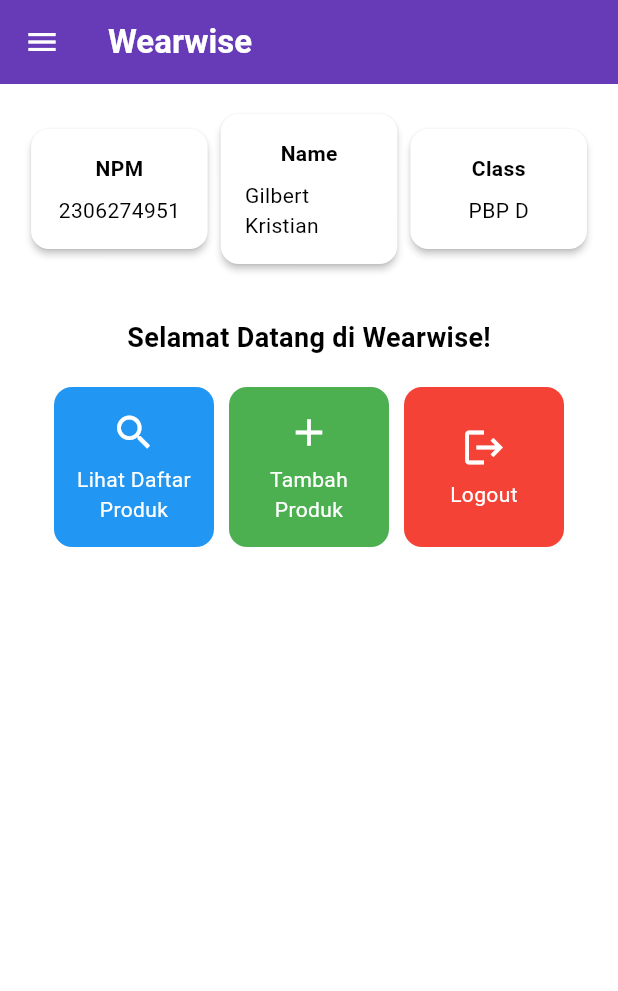
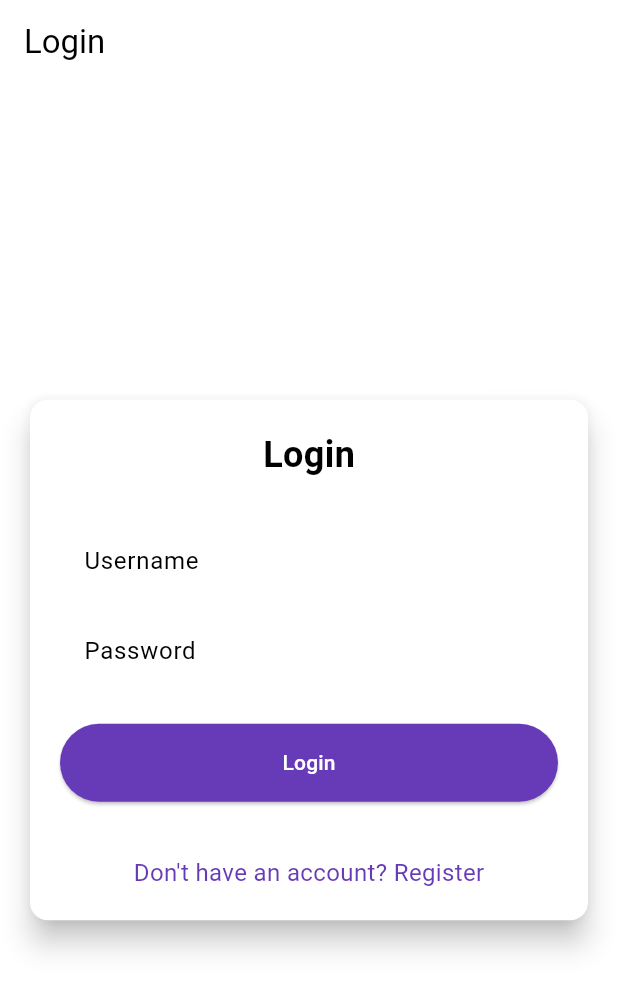
Before and after one commit to gilbertkristiaan/wearwise-mobile, a Flutter app: the screen it shows after launch, on a phone screen of 412 x 824 dp. Shown: the top 991 px of the screen. Run offline on Flutter 3.47's test engine with Material 3 defaults, Android fonts, the phone set to English and light mode, and no system bars; missing offline and left inert: pbp_django_auth.

Commit message:
tugas 9 selesai

```diff
--- a/lib/main.dart
+++ b/lib/main.dart
@@ -1,5 +1,7 @@
 import 'package:flutter/material.dart';
-import 'package:wearwise_mobile/screens/menu.dart';
+import 'package:wearwise_mobile/screens/login.dart';
+import 'package:pbp_django_auth/pbp_django_auth.dart';
+import 'package:provider/provider.dart';
 
 
 void main() {
@@ -9,16 +11,23 @@
 class MyApp extends StatelessWidget {
   const MyApp({super.key});
 
-  // This widget is the root of your application.
   @override
   Widget build(BuildContext context) {
-    return MaterialApp(
-      title: 'Wearwise Mobile',
-      theme: ThemeData(
-        colorScheme: ColorScheme.fromSwatch( primarySwatch: Colors.deepPurple, ).copyWith(secondary: Colors.deepPurple[400]),
-        useMaterial3: true,
+    return Provider(
+      create: (_) {
+        CookieRequest request = CookieRequest();
+        return request;
+      },
+      child: MaterialApp(
+        title: 'Wearwise',
+        theme: ThemeData(
+          useMaterial3: true,
+          colorScheme: ColorScheme.fromSwatch(
+            primarySwatch: Colors.deepPurple,
+          ).copyWith(secondary: Colors.deepPurple[400]),
+        ),
+        home: const LoginPage()
       ),
-      home: MyHomePage(),
     );
   }
 }
--- /dev/null
+++ b/lib/screens/login.dart
@@ -0,0 +1,181 @@
+import 'package:wearwise_mobile/screens/menu.dart';
+import 'package:flutter/material.dart';
+import 'package:pbp_django_auth/pbp_django_auth.dart';
+import 'package:provider/provider.dart';
+import 'package:wearwise_mobile/screens/register.dart';
+
+void main() {
+  runApp(const LoginApp());
+}
+
+class LoginApp extends StatelessWidget {
+  const LoginApp({super.key});
+
+  @override
+  Widget build(BuildContext context) {
+    return MaterialApp(
+      title: 'Login',
+      theme: ThemeData(
+        useMaterial3: true,
+        colorScheme: ColorScheme.fromSwatch(
+          primarySwatch: Colors.deepPurple,
+        ).copyWith(secondary: Colors.deepPurple[400]),
+      ),
+      home: const LoginPage(),
+    );
+  }
+}
+
+class LoginPage extends StatefulWidget {
+  const LoginPage({super.key});
+
+  @override
+  State<LoginPage> createState() => _LoginPageState();
+}
+
+class _LoginPageState extends State<LoginPage> {
+  final TextEditingController _usernameController = TextEditingController();
+  final TextEditingController _passwordController = TextEditingController();
+
+  @override
+  Widget build(BuildContext context) {
+    final request = context.watch<CookieRequest>();
+
+    return Scaffold(
+      appBar: AppBar(
+        title: const Text('Login'),
+      ),
+      body: Center(
+        child: SingleChildScrollView(
+          padding: const EdgeInsets.all(16.0),
+          child: Card(
+            elevation: 8,
+            shape: RoundedRectangleBorder(
+              borderRadius: BorderRadius.circular(12.0),
+            ),
+            child: Padding(
+              padding: const EdgeInsets.all(20.0),
+              child: Column(
+                mainAxisSize: MainAxisSize.min,
+                children: [
+                  const Text(
+                    'Login',
+                    style: TextStyle(
+                      fontSize: 24.0,
+                      fontWeight: FontWeight.bold,
+                    ),
+                  ),
+                  const SizedBox(height: 30.0),
+                  TextField(
+                    controller: _usernameController,
+                    decoration: const InputDecoration(
+                      labelText: 'Username',
+                      hintText: 'Enter your username',
+                      border: OutlineInputBorder(
+                        borderRadius: BorderRadius.all(Radius.circular(12.0)),
+                      ),
+                      contentPadding:
+                          EdgeInsets.symmetric(horizontal: 12.0, vertical: 8.0),
+                    ),
+                  ),
+                  const SizedBox(height: 12.0),
+                  TextField(
+                    controller: _passwordController,
+                    decoration: const InputDecoration(
+                      labelText: 'Password',
+                      hintText: 'Enter your password',
+                      border: OutlineInputBorder(
+                        borderRadius: BorderRadius.all(Radius.circular(12.0)),
+                      ),
+                      contentPadding:
+                          EdgeInsets.symmetric(horizontal: 12.0, vertical: 8.0),
+                    ),
+                    obscureText: true,
+                  ),
+                  const SizedBox(height: 24.0),
+                  ElevatedButton(
+                    onPressed: () async {
+                      String username = _usernameController.text;
+                      String password = _passwordController.text;
+
+                      // Cek kredensial
+                      // TODO: Ganti URL dan jangan lupa tambahkan trailing slash (/) di akhir URL!
+                      // Untuk menyambungkan Android emulator dengan Django pada localhost,
+                      // gunakan URL http://10.0.2.2/
+                      final response = await request
+                          .login("http://localhost:8000/auth/login/", {
+                        'username': username,
+                        'password': password,
+                      });
+
+                      if (request.loggedIn) {
+                        String message = response['message'];
+                        String uname = response['username'];
+                        if (context.mounted) {
+                          Navigator.pushReplacement(
+                            context,
+                            MaterialPageRoute(
+                                builder: (context) => MyHomePage()),
+                          );
+                          ScaffoldMessenger.of(context)
+                            ..hideCurrentSnackBar()
+                            ..showSnackBar(
+                              SnackBar(
+                                  content:
+                                      Text("$message Selamat datang, $uname.")),
+                            );
+                        }
+                      } else {
+                        if (context.mounted) {
+                          showDialog(
+                            context: context,
+                            builder: (context) => AlertDialog(
+                              title: const Text('Login Gagal'),
+                              content: Text(response['message']),
+                              actions: [
+                                TextButton(
+                                  child: const Text('OK'),
+                                  onPressed: () {
+                                    Navigator.pop(context);
+                                  },
+                                ),
+                              ],
+                            ),
+                          );
+                        }
+                      }
+                    },
+                    style: ElevatedButton.styleFrom(
+                      foregroundColor: Colors.white,
+                      minimumSize: Size(double.infinity, 50),
+                      backgroundColor: Theme.of(context).colorScheme.primary,
+                      padding: const EdgeInsets.symmetric(vertical: 16.0),
+                    ),
+                    child: const Text('Login'),
+                  ),
+                  const SizedBox(height: 36.0),
+                  GestureDetector(
+                    onTap: () {
+                      Navigator.push(
+                        context,
+                        MaterialPageRoute(
+                            builder: (context) => const RegisterPage()),
+                      );
+                    },
+                    child: Text(
+                      'Don\'t have an account? Register',
+                      style: TextStyle(
+                        color: Theme.of(context).colorScheme.primary,
+                        fontSize: 16.0,
+                      ),
+                    ),
+                  ),
+                ],
+              ),
+            ),
+          ),
+        ),
+      ),
+    );
+  }
+}
--- a/pubspec.yaml
+++ b/pubspec.yaml
@@ -35,6 +35,9 @@
   # The following adds the Cupertino Icons font to your application.
   # Use with the CupertinoIcons class for iOS style icons.
   cupertino_icons: ^1.0.8
+  provider: ^6.1.2
+  pbp_django_auth: ^0.4.0
+  http: ^1.2.2
 
 dev_dependencies:
   flutter_test:
```
Also changed, not shown: lib/models/product_entry.dart (added, +65 -0 lines), lib/screens/list_productentry.dart (added, +88 -0 lines), lib/screens/productdetail.dart (added, +56 -0 lines), lib/screens/productentry_form.dart (+67 -33 lines), lib/screens/register.dart (added, +166 -0 lines), lib/widgets/left_drawer.dart (+11 -0 lines), lib/widgets/product_card.dart (+39 -9 lines), pubspec.lock, 3 other files.
